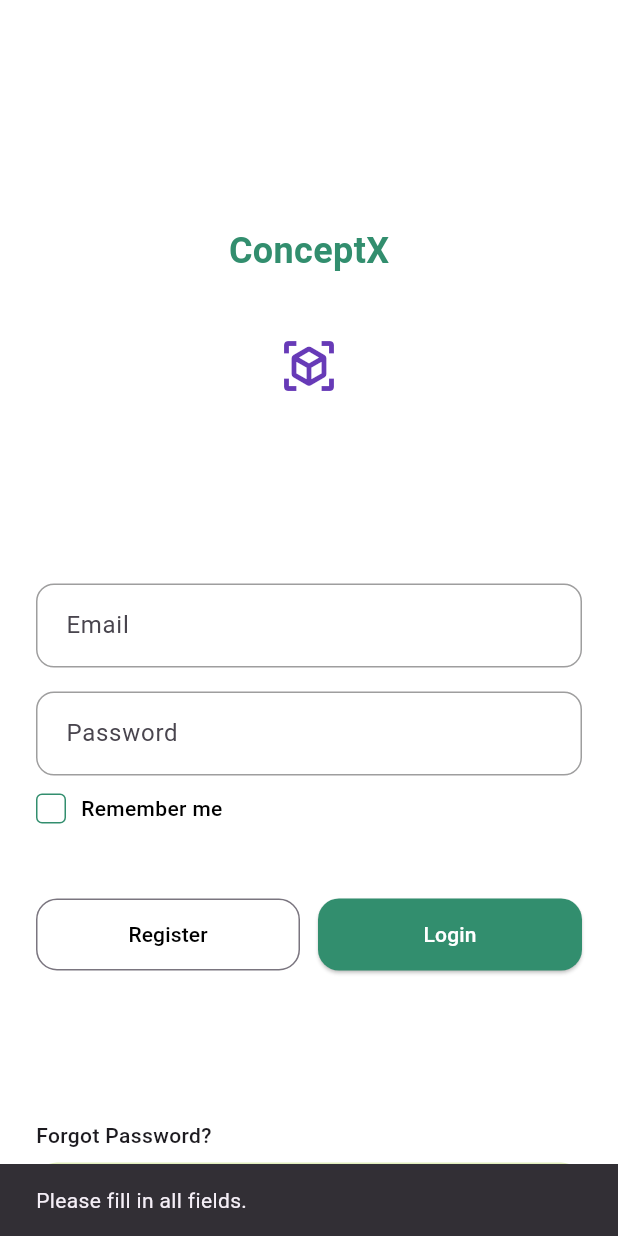
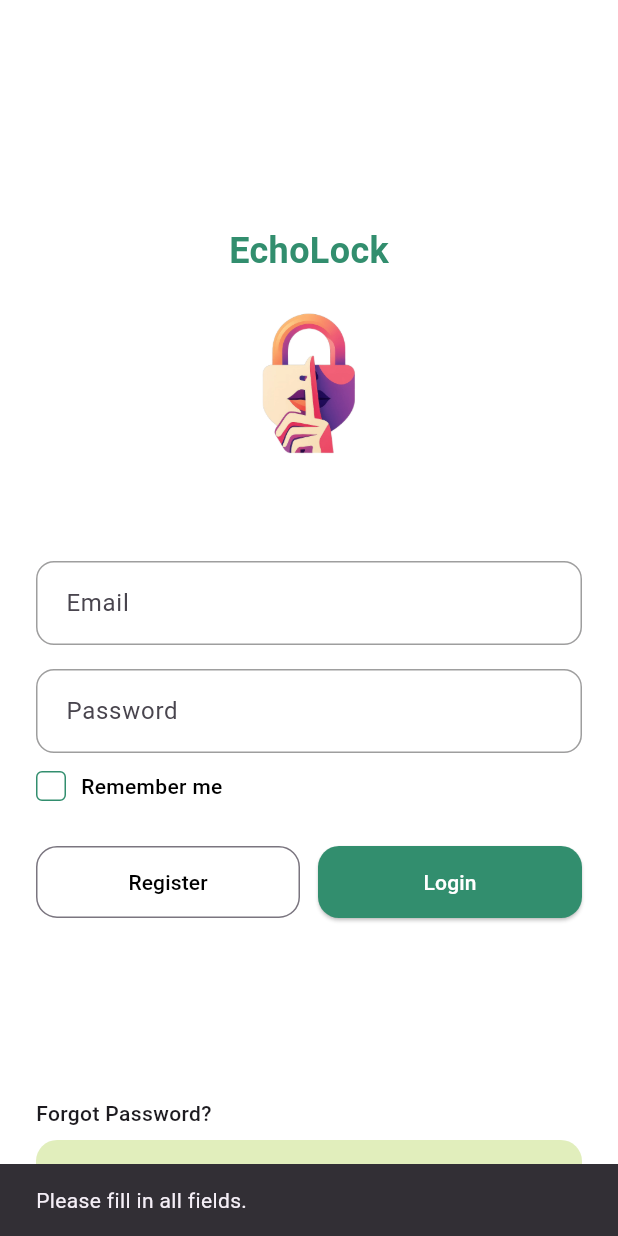
Before and after one commit to alexap120/Echo-Lock-Password-Manager, a Flutter app: the screen it shows after launch, after a tap on "Login", on a phone screen of 412 x 824 dp. Run offline on Flutter 3.47's test engine with Material 3 defaults, Android fonts, the phone set to English and light mode, and no system bars; our stand-ins replace cloud_firestore, connectivity_plus, file_picker, firebase_auth, firebase_core, flutter_secure_storage and 9 more; missing offline and left inert: base32, cryptography, otp; accounts and stored records are empty.

Commit message:
App Icon and name updates
.

```diff
--- a/lib/main.dart
+++ b/lib/main.dart
@@ -72,7 +72,8 @@ class MyApp extends StatelessWidget {
   @override
   Widget build(BuildContext context) {
     return MaterialApp(
-      title: 'Password Manager',
+      title: 'EchoLock',
+      debugShowCheckedModeBanner: false,
       theme: ThemeData(
         colorScheme: ColorScheme.fromSeed(seedColor: Colors.deepPurple),
         useMaterial3: true,
--- a/lib/screens/auth/login.dart
+++ b/lib/screens/auth/login.dart
@@ -1,3 +1,4 @@
+import 'dart:async';
 import 'package:cloud_firestore/cloud_firestore.dart';
 import 'package:firebase_auth/firebase_auth.dart';
 import 'package:flutter/material.dart';
@@ -31,11 +32,84 @@ class _LoginScreenState extends State<LoginScreen> {
   bool obscurePassword = true;
   bool rememberMe = false;
 
+  // Lockout state
+  int _failedAttempts = 0;
+  final int _maxAttempts = 5;
+  bool _isLockedOut = false;
+  int _lockoutSeconds = 60;
+  DateTime? _lockoutEndTime;
+  Timer? _lockoutTimer;
+
+  @override
+  void initState() {
+    super.initState();
+    _loadLockoutState();
+  }
+
   @override
   void dispose() {
     emailController.dispose();
     passwordController.dispose();
+    _lockoutTimer?.cancel();
     super.dispose();
+  }
+
+  Future<void> _loadLockoutState() async {
+    final prefs = await SharedPreferences.getInstance();
+    _failedAttempts = prefs.getInt('login_failed_attempts') ?? 0;
+    final lockoutEndMillis = prefs.getInt('login_lockout_end') ?? 0;
+    if (lockoutEndMillis > 0) {
+      final end = DateTime.fromMillisecondsSinceEpoch(lockoutEndMillis);
+      if (DateTime.now().isBefore(end)) {
+        setState(() {
+          _isLockedOut = true;
+          _lockoutEndTime = end;
+        });
+        _startLockoutTimer();
+      } else {
+        await _resetLockout();
+      }
+    }
+  }
+
+  Future<void> _incrementFailedAttempts() async {
+    final prefs = await SharedPreferences.getInstance();
+    _failedAttempts++;
+    await prefs.setInt('login_failed_attempts', _failedAttempts);
+    if (_failedAttempts >= _maxAttempts) {
+      final lockoutEnd = DateTime.now().add(Duration(seconds: _lockoutSeconds));
+      await prefs.setInt('login_lockout_end', lockoutEnd.millisecondsSinceEpoch);
+      setState(() {
+        _isLockedOut = true;
+        _lockoutEndTime = lockoutEnd;
+      });
+      _startLockoutTimer();
+    }
+  }
+
+  Future<void> _resetLockout() async {
+    final prefs = await SharedPreferences.getInstance();
+    await prefs.setInt('login_failed_attempts', 0);
+    await prefs.setInt('login_lockout_end', 0);
+    setState(() {
+      _failedAttempts = 0;
+      _isLockedOut = false;
+      _lockoutEndTime = null;
+    });
+    _lockoutTimer?.cancel();
+  }
+
+  void _startLockoutTimer() {
+    _lockoutTimer?.cancel();
+    if (_lockoutEndTime == null) return;
+    final seconds = _lockoutEndTime!.difference(DateTime.now()).inSeconds;
+    if (seconds > 0) {
+      _lockoutTimer = Timer(Duration(seconds: seconds), () async {
+        await _resetLockout();
+      });
+    } else {
+      _resetLockout();
+    }
   }
 
   @override
@@ -49,20 +123,20 @@ class _LoginScreenState extends State<LoginScreen> {
             children: [
               const SizedBox(height: 150),
               const Text(
-                'ConceptX',
+                'EchoLock',
                 style: TextStyle(
                   fontSize: 24,
                   fontWeight: FontWeight.bold,
                   color: Color(0xFF328E6E),
                 ),
               ),
-              const SizedBox(height: 40),
-              const Icon(
-                Icons.view_in_ar,
-                color: Colors.deepPurple,
-                size: 40,
+              const SizedBox(height: 20),
+              Image.asset(
+                'assets/app_icon.png',
+                width: 100,
+                height: 100,
               ),
-              const SizedBox(height: 125),
+              const SizedBox(height: 70),
 
               CustomInputField(
                 label: 'Email',
@@ -120,7 +194,8 @@ class _LoginScreenState extends State<LoginScreen> {
                 ),
               ),
 
-              const SizedBox(height: 50),
+
+              const SizedBox(height: 30),
               Row(
                 mainAxisAlignment: MainAxisAlignment.spaceBetween,
                 children: [
@@ -145,7 +220,9 @@ class _LoginScreenState extends State<LoginScreen> {
                   const SizedBox(width: 12),
                   Expanded(
                     child: ElevatedButton(
-                      onPressed: () async {
+                      onPressed: _isLockedOut
+                          ? null
+                          : () async {
                         final email = emailController.text.trim();
                         final password = passwordController.text;
 
@@ -162,11 +239,14 @@ class _LoginScreenState extends State<LoginScreen> {
                         );
 
                         if (result is String) {
+                          await _incrementFailedAttempts();
                           ScaffoldMessenger.of(context).showSnackBar(
-                            SnackBar(content: Text(result)),
+                            SnackBar(content: Text("Invalid credentials")),
                           );
                           return;
                         }
+
+                        await _resetLockout();
 
                         // Only basic prefs and rememberMe here
                         final prefs = await SharedPreferences.getInstance();
@@ -181,7 +261,6 @@ class _LoginScreenState extends State<LoginScreen> {
                           final bool twoFAEnabled = userDoc.data()?['two_fa_enabled'] ?? false;
 
                           if (twoFAEnabled) {
-                            // Only navigate to 2FA, do not load vaults or sync yet
                             Navigator.pushReplacement(
                               context,
                               MaterialPageRoute(
@@ -292,6 +371,17 @@ class _LoginScreenState extends State<LoginScreen> {
                   ),
                 ],
               ),
+
+              Padding(
+                padding: const EdgeInsets.only(top: 20, bottom: 0),
+                child: _isLockedOut
+                    ? const Text(
+                  'Too many failed attempts. Please try again later.',
+                  style: TextStyle(color: Colors.red, fontWeight: FontWeight.bold),
+                )
+                    : const SizedBox.shrink(),
+              ),
+
               const SizedBox(height: 100),
               Align(
                 alignment: Alignment.centerLeft,
--- a/lib/screens/auth/two_factor_login.dart
+++ b/lib/screens/auth/two_factor_login.dart
@@ -211,6 +211,7 @@ class _TwoFactorLoginScreenState extends State<TwoFactorLoginScreen> {
   Widget build(BuildContext context) {
     return Scaffold(
       resizeToAvoidBottomInset: true,
+      backgroundColor: Colors.grey[100],
       appBar: AppBar(title: const Text("Enter Authenticator Code")),
       body: SafeArea(
         child: LayoutBuilder(
```
Also changed, not shown: lib/screens/auth/login_password.dart (+66 -46 lines), lib/screens/main_screens/home.dart (+26 -5 lines), lib/screens/main_screens/overview.dart (+8 -4 lines), lib/screens/main_screens/password_generator.dart (+8 -4 lines), lib/screens/settings/settings.dart (+8 -4 lines), pubspec.yaml (+7 -0 lines), assets/app_icon.png (added), pubspec.lock, 30 other files.
